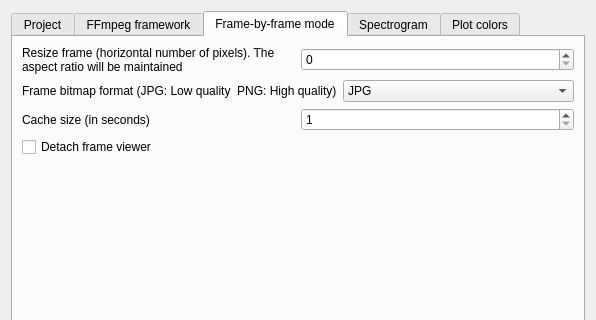
First picture: the form in preferences.ui, repository olivierfriard/BORIS, before the edit; both pictures show x 0 to 596 and y 0 to 320 of the 596 by 525 pixel window.
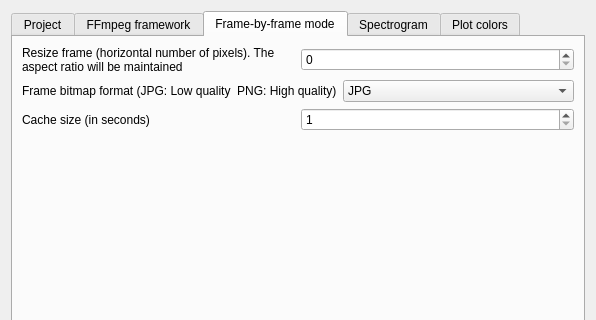
Second picture: the form after the edit.

Commit message: removed the 'detach frame viewer' option

```diff
--- a/preferences.ui
+++ b/preferences.ui
@@ -374,13 +374,6 @@
              </item>
             </layout>
            </item>
-           <item>
-            <widget class="QCheckBox" name="cbDetachFrameViewer">
-             <property name="text">
-              <string>Detach frame viewer</string>
-             </property>
-            </widget>
-           </item>
            <item>
             <spacer name="verticalSpacer_2">
              <property name="orientation">
```
The commit also changes 4 other files.
